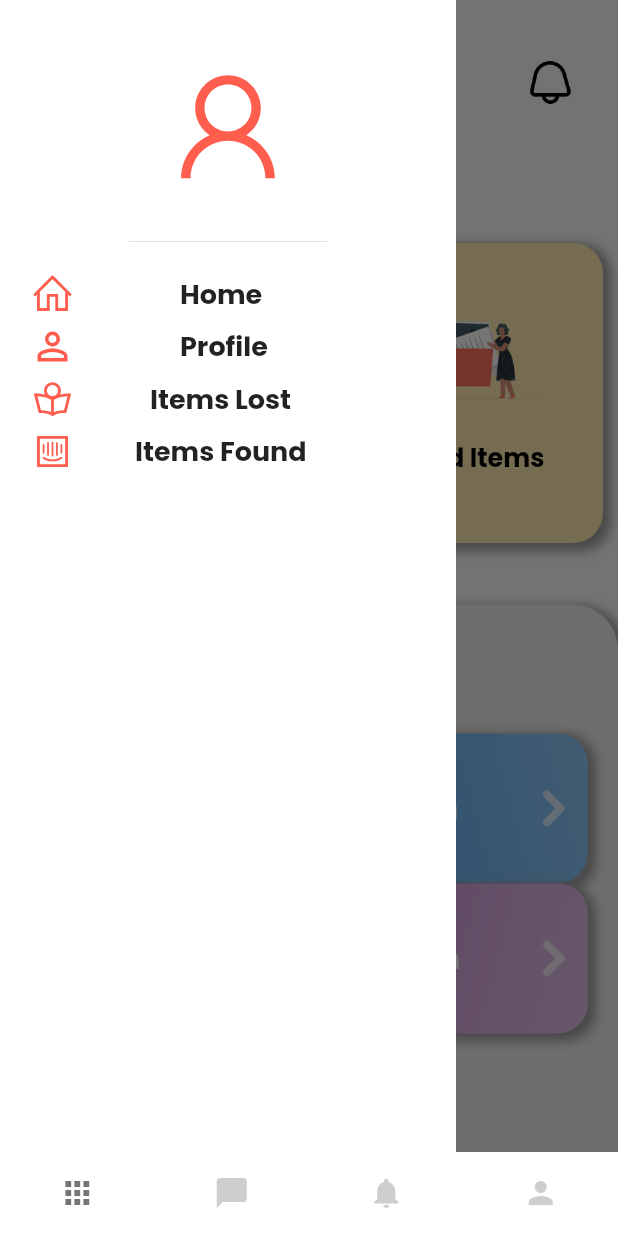
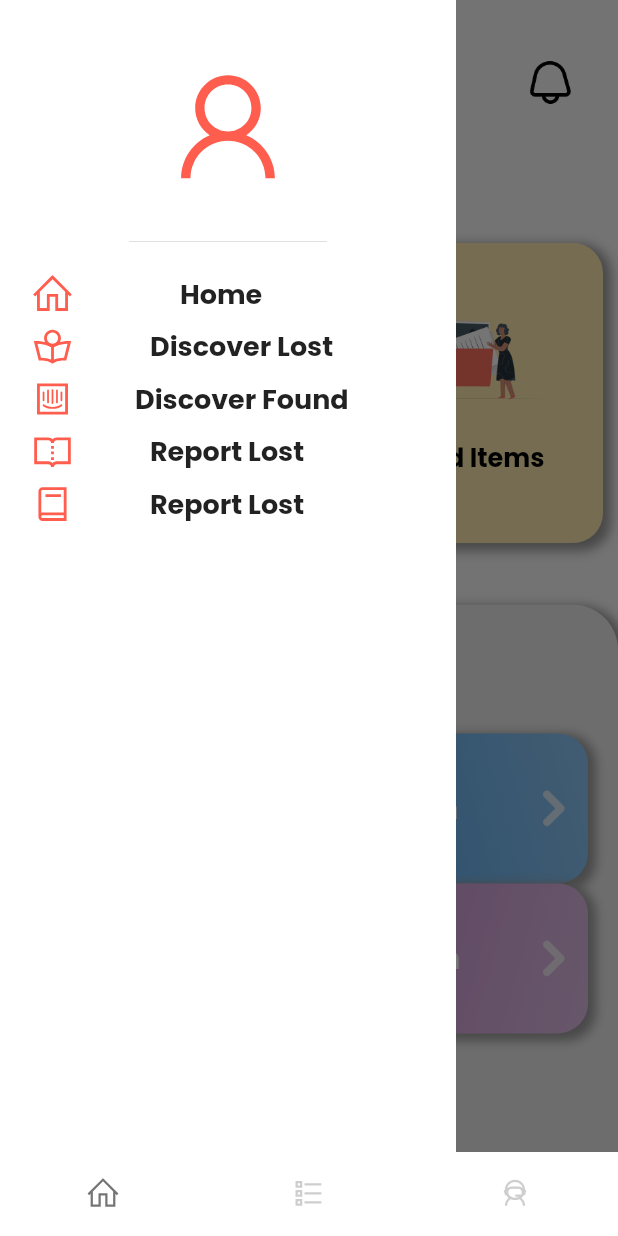
Before and after one commit to jayavardhanjv/ReUnit, a Flutter app: the screen it shows once a user with an empty profile is signed in, with the side drawer open, on a phone screen of 412 x 824 dp. Run offline on Flutter 3.47's test engine with Material 2 defaults, Android fonts, the phone set to English and light mode, and no system bars; our stand-ins replace cloud_firestore, firebase_auth, firebase_core, firebase_storage, form_field_validator, form_validator and 6 more; missing offline and left inert: dart:ffi; accounts and stored records are empty.

Commit message:
33 added new changes

```diff
--- a/lib/components/drawer.dart
+++ b/lib/components/drawer.dart
@@ -7,6 +7,8 @@
 import 'package:flutter/material.dart';
 import 'package:gaming_accessories_rent_app/components/show_error_dialog.dart';
 import 'package:gaming_accessories_rent_app/pages/found_page.dart';
+import 'package:gaming_accessories_rent_app/pages/internal%20pages/report_found.dart';
+import 'package:gaming_accessories_rent_app/pages/internal%20pages/report_lost.dart';
 import 'package:gaming_accessories_rent_app/pages/lost_page.dart';
 import 'package:line_awesome_flutter/line_awesome_flutter.dart';
 
@@ -78,45 +80,7 @@
             // const SizedBox(
             //   height: 10,
             // ),
-            GestureDetector(
-              onTap: () {
-                Navigator.push(
-                  context,
-                  CupertinoPageRoute<void>(
-                    builder: (BuildContext context) => const UserProfile(),
-                  ),
-                );
-              },
-              child: const SafeArea(
-                child: Center(
-                  child: Padding(
-                    padding: EdgeInsets.only(
-                      top: 5.0,
-                      left: 20,
-                    ),
-                    child: Row(
-                      children: [
-                        Icon(
-                          Icons.person_outline,
-                          color: Color.fromRGBO(255, 93, 78, 1),
-                          size: 30,
-                        ),
-                        Padding(
-                          padding: EdgeInsets.only(left: 70.0),
-                          child: Text(
-                            "Profile",
-                            style: TextStyle(
-                                fontFamily: "Poppins",
-                                fontSize: 18,
-                                fontWeight: FontWeight.bold),
-                          ),
-                        )
-                      ],
-                    ),
-                  ),
-                ),
-              ),
-            ),
+
             // const SizedBox(
             //   height: 10,
             // ),
@@ -146,7 +110,7 @@
                         Padding(
                           padding: EdgeInsets.only(left: 50.0),
                           child: Text(
-                            "Items Lost",
+                            "Discover Lost",
                             style: TextStyle(
                                 fontFamily: "Poppins",
                                 fontSize: 18,
@@ -188,7 +152,85 @@
                         Padding(
                           padding: EdgeInsets.only(left: 40.0),
                           child: Text(
-                            "Items Found",
+                            "Discover Found",
+                            style: TextStyle(
+                                fontFamily: "Poppins",
+                                fontSize: 18,
+                                fontWeight: FontWeight.bold),
+                          ),
+                        )
+                      ],
+                    ),
+                  ),
+                ),
+              ),
+            ),
+            GestureDetector(
+              onTap: () {
+                Navigator.push(
+                  context,
+                  CupertinoPageRoute<void>(
+                    builder: (BuildContext context) => const Report_Lost(),
+                  ),
+                );
+              },
+              child: const SafeArea(
+                child: Center(
+                  child: Padding(
+                    padding: EdgeInsets.only(
+                      top: 5.0,
+                      left: 20,
+                    ),
+                    child: Row(
+                      children: [
+                        Icon(
+                          LineAwesomeIcons.book_open,
+                          color: Color.fromRGBO(255, 93, 78, 1),
+                          size: 30,
+                        ),
+                        Padding(
+                          padding: EdgeInsets.only(left: 50.0),
+                          child: Text(
+                            "Report Lost",
+                            style: TextStyle(
+                                fontFamily: "Poppins",
+                                fontSize: 18,
+                                fontWeight: FontWeight.bold),
+                          ),
+                        )
+                      ],
+                    ),
+                  ),
+                ),
+              ),
+            ),
+            GestureDetector(
+              onTap: () {
+                Navigator.push(
+                  context,
+                  CupertinoPageRoute<void>(
+                    builder: (BuildContext context) => const Report_Found(),
+                  ),
+                );
+              },
+              child: const SafeArea(
+                child: Center(
+                  child: Padding(
+                    padding: EdgeInsets.only(
+                      top: 5.0,
+                      left: 20,
+                    ),
+                    child: Row(
+                      children: [
+                        Icon(
+                          LineAwesomeIcons.book,
+                          color: Color.fromRGBO(255, 93, 78, 1),
+                          size: 30,
+                        ),
+                        Padding(
+                          padding: EdgeInsets.only(left: 50.0),
+                          child: Text(
+                            "Report Lost",
                             style: TextStyle(
                                 fontFamily: "Poppins",
                                 fontSize: 18,
--- a/lib/pages/lost_page.dart
+++ b/lib/pages/lost_page.dart
@@ -51,12 +51,10 @@
 
   @override
   Widget build(BuildContext context) {
-<<<<<<< HEAD
-=======
     if (docId != null) {
       docId.clear();
     }
->>>>>>> cb3726194330ae59eb00e5da4b8424bb9fe6a52c
+
     return Scaffold(
       body: SingleChildScrollView(
         child: Column(
--- a/lib/pages/mainPage.dart
+++ b/lib/pages/mainPage.dart
@@ -8,6 +8,7 @@
 import 'package:gaming_accessories_rent_app/pages/yourreport.dart';
 // import 'package:gaming_accessories_rent_app/pages/yourreports.dart';
 import 'package:google_nav_bar/google_nav_bar.dart';
+import 'package:line_awesome_flutter/line_awesome_flutter.dart';
 
 class MainPage extends StatefulWidget {
   const MainPage({super.key});
@@ -21,7 +22,7 @@
 }
 
 class _MainPageState extends State<MainPage> {
-  List Pages = [HomePage(), LostPage(), FoundPage(), MyReport()];
+  List Pages = [HomePage(), MyReport(), UserProfile()];
   int currentindex = 0;
   void onTap(int index) {
     setState(() {
@@ -47,20 +48,16 @@
         selectedItemColor: Colors.black54,
         items: const [
           BottomNavigationBarItem(
-            icon: Icon(Icons.apps),
-            label: "home",
+            icon: Icon(LineAwesomeIcons.home),
+            label: "Home",
           ),
           BottomNavigationBarItem(
-            icon: Icon(Icons.chat_bubble),
-            label: "lost",
+            icon: Icon(LineAwesomeIcons.list_ul),
+            label: "Your Reports",
           ),
           BottomNavigationBarItem(
-            icon: Icon(Icons.notifications),
-            label: "notification",
-          ),
-          BottomNavigationBarItem(
-            icon: Icon(Icons.person),
-            label: "About",
+            icon: Icon(LineAwesomeIcons.user_astronaut),
+            label: "Profile",
           ),
         ],
       ),
--- a/lib/pages/notification_page.dart
+++ b/lib/pages/notification_page.dart
@@ -59,12 +59,10 @@
 
   @override
   Widget build(BuildContext context) {
-<<<<<<< HEAD
-=======
     if (docId != null) {
       docId.clear();
     }
->>>>>>> cb3726194330ae59eb00e5da4b8424bb9fe6a52c
+
     return Scaffold(
       body: SingleChildScrollView(
         child: Column(
```
Also changed, not shown: lib/pages/internal pages/report_found.dart (+6 -3 lines), lib/pages/internal pages/report_lost.dart (+6 -3 lines), lib/pages/internal pages/show_report.dart (+4 -7 lines), lib/pages/profile.dart (+2 -7 lines).
